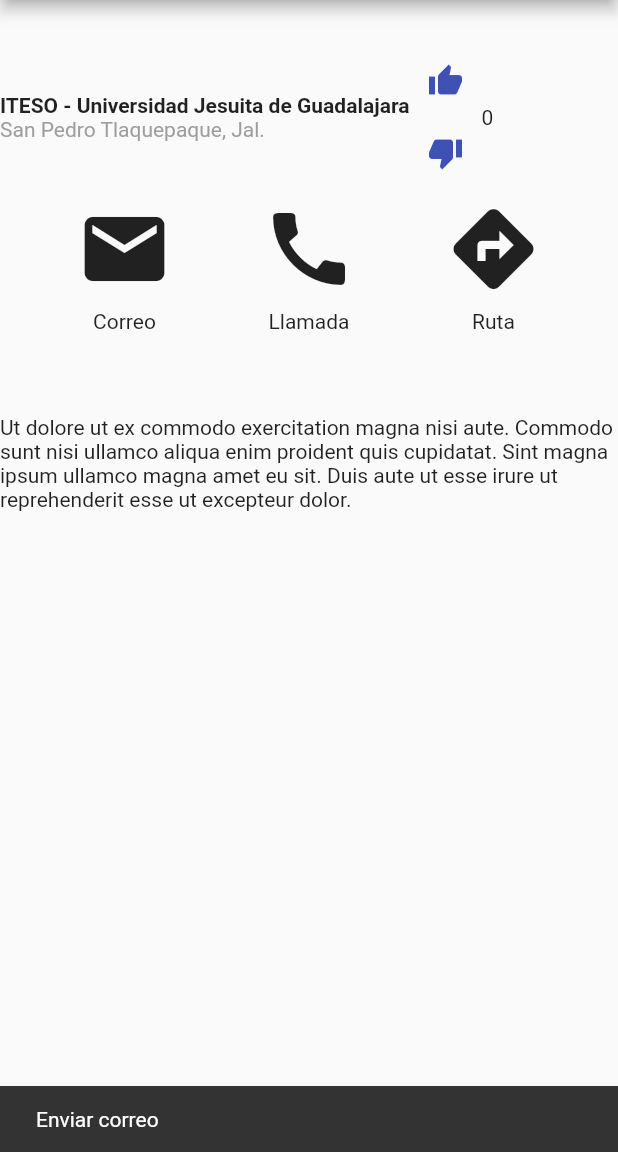
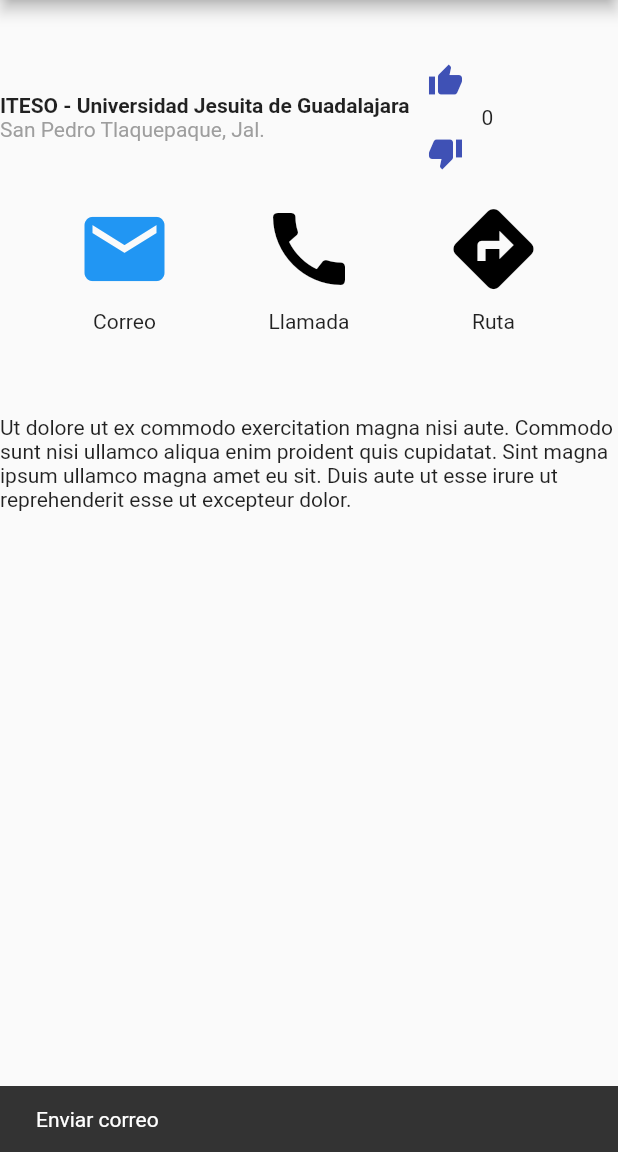
Before and after one commit to DanielLerma/App_ITESO, a Flutter app: the screen it shows after launch, after a tap on the "mail" icon, on a phone screen of 412 x 824 dp, the part 84-1236 px from its top. Run offline on Flutter 3.47's test engine with Material 2 defaults, Android fonts, the phone set to English and light mode, and no system bars; network calls fail.

Commit message:
finished color-changing / finished app

```diff
--- a/lib/main.dart
+++ b/lib/main.dart
@@ -23,6 +23,9 @@ class HomePage extends State<CounterLikeState> {
   // }) : super(key: key);
 
   int count = 0;
+  Color c1 = Colors.black;
+  Color c2 = Colors.black;
+  Color c3 = Colors.black;
 
   void incrementCount(){
     setState((){
@@ -36,12 +39,41 @@ class HomePage extends State<CounterLikeState> {
     });
   }
 
+  void changeColor1(){
+    setState((){
+      if(c1 == Colors.blue){
+        c1 = Colors.black;
+      }
+      else{
+        c1 = Colors.blue;
+      }
+    });
+  }
+
+  void changeColor2(){
+    setState((){
+      if(c2 == Colors.blue){
+        c2 = Colors.black;
+      }
+      else{
+        c2 = Colors.blue;
+      }
+    });
+  }
+
+  void changeColor3(){
+    setState((){
+      if(c3 == Colors.blue){
+        c3 = Colors.black;
+      }
+      else{
+        c3 = Colors.blue;
+      }
+    });
+  }
+
   @override
   Widget build(BuildContext context) {
-    var c;
-    Color changeColor(){
-      return Colors.blue;
-    }
 
     return Scaffold(
       appBar: AppBar(
@@ -97,38 +129,39 @@ class HomePage extends State<CounterLikeState> {
               Column(
                 children: [
                   IconButton(onPressed: (){
-                      print("x");
+                      changeColor1();
                       ScaffoldMessenger.of(context).showSnackBar(
                         SnackBar(
                           content: const Text('Enviar correo'),
                         ),
                       );
-                  }, icon: Icon(Icons.mail), iconSize: 64),
+                  }, icon: Icon(Icons.mail), iconSize: 64, color: c1),
                   Text('Correo')
                 ],
               ),
               Column(
                 children: [
                   IconButton(onPressed: (){
+                      changeColor2();
                       ScaffoldMessenger.of(context).showSnackBar(
                         SnackBar(
                           content: const Text('Hacer llamada'),
                         ),
                       );
-                  }, icon: Icon(Icons.call), iconSize: 64),
+                  }, icon: Icon(Icons.call), iconSize: 64, color: c2),
                   Text('Llamada')
                 ],
               ),
               Column(
                 children: [
                   IconButton(onPressed: (){
-                      // c = changeColor();
+                      changeColor3();
                       ScaffoldMessenger.of(context).showSnackBar(
                         SnackBar(
                           content: const Text('Ir al ITESO'),
                         ),
                       );
-                  }, icon: Icon(Icons.directions), iconSize: 64),
+                  }, icon: Icon(Icons.directions), iconSize: 64, color: c3),
                   Text('Ruta')
                 ],
               ),
```
